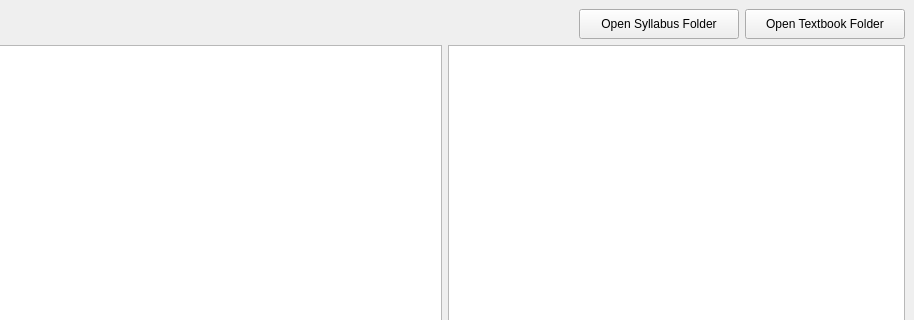
s1lently/canvas_decon, file gui/ui/course_detail.ui: the form before one commit; both pictures show x 486 to 1400 and y 0 to 320 of the 1400 by 800 pixel window.
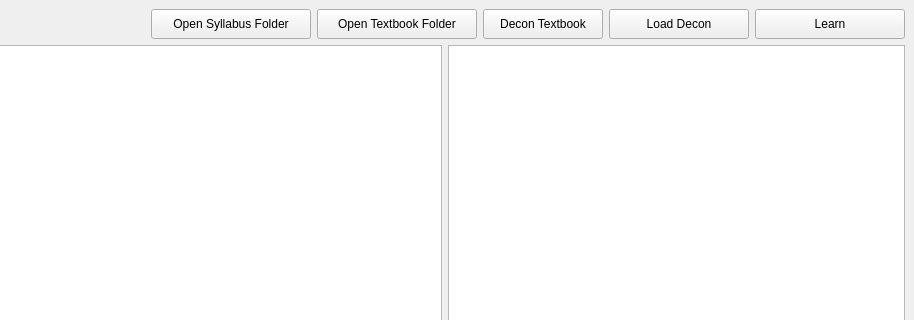
The form after the commit.

Commit message: Feat: Add Learn Material AI system and Toast notifications

What changed in the file:
```diff
--- a/gui/ui/course_detail.ui
+++ b/gui/ui/course_detail.ui
@@ -86,6 +86,45 @@
         </property>
        </widget>
       </item>
+      <item>
+       <widget class="QPushButton" name="deconTextbookBtn">
+        <property name="text">
+         <string>Decon Textbook</string>
+        </property>
+        <property name="minimumSize">
+         <size>
+          <width>120</width>
+          <height>30</height>
+         </size>
+        </property>
+       </widget>
+      </item>
+      <item>
+       <widget class="QPushButton" name="loadFromDeconBtn">
+        <property name="text">
+         <string>Load Decon</string>
+        </property>
+        <property name="minimumSize">
+         <size>
+          <width>140</width>
+          <height>30</height>
+         </size>
+        </property>
+       </widget>
+      </item>
+      <item>
+       <widget class="QPushButton" name="learnMaterialBtn">
+        <property name="text">
+         <string>Learn</string>
+        </property>
+        <property name="minimumSize">
+         <size>
+          <width>150</width>
+          <height>30</height>
+         </size>
+        </property>
+       </widget>
+      </item>
      </layout>
     </item>
     <item>
```
The commit also changes 14 other files.
